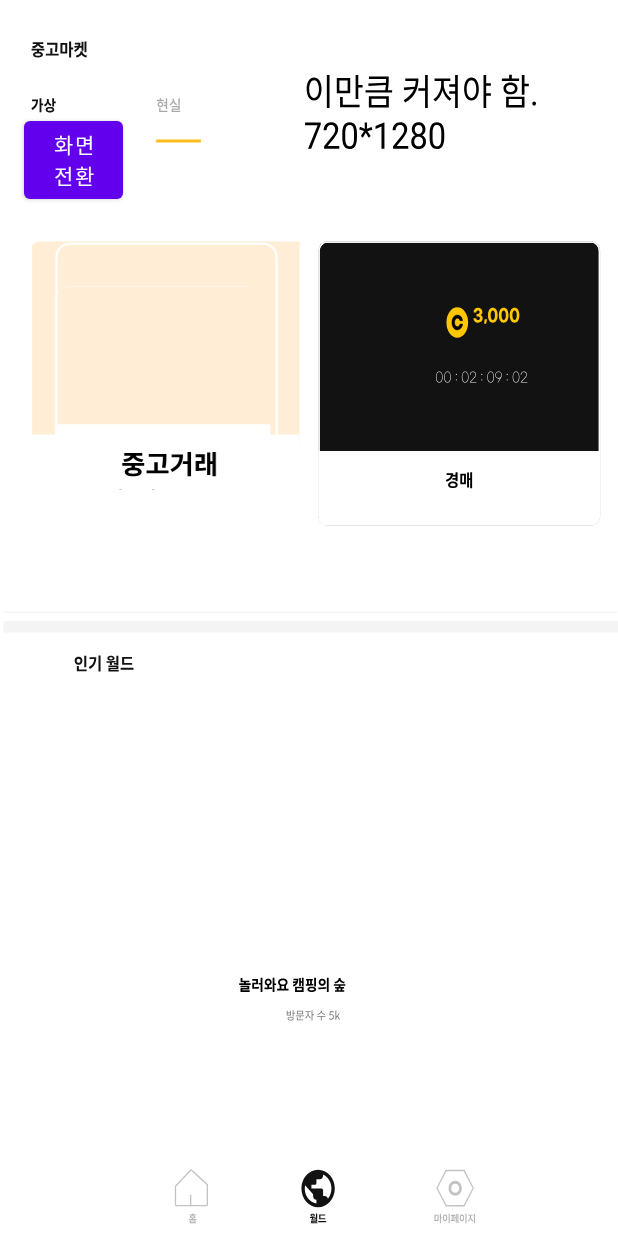
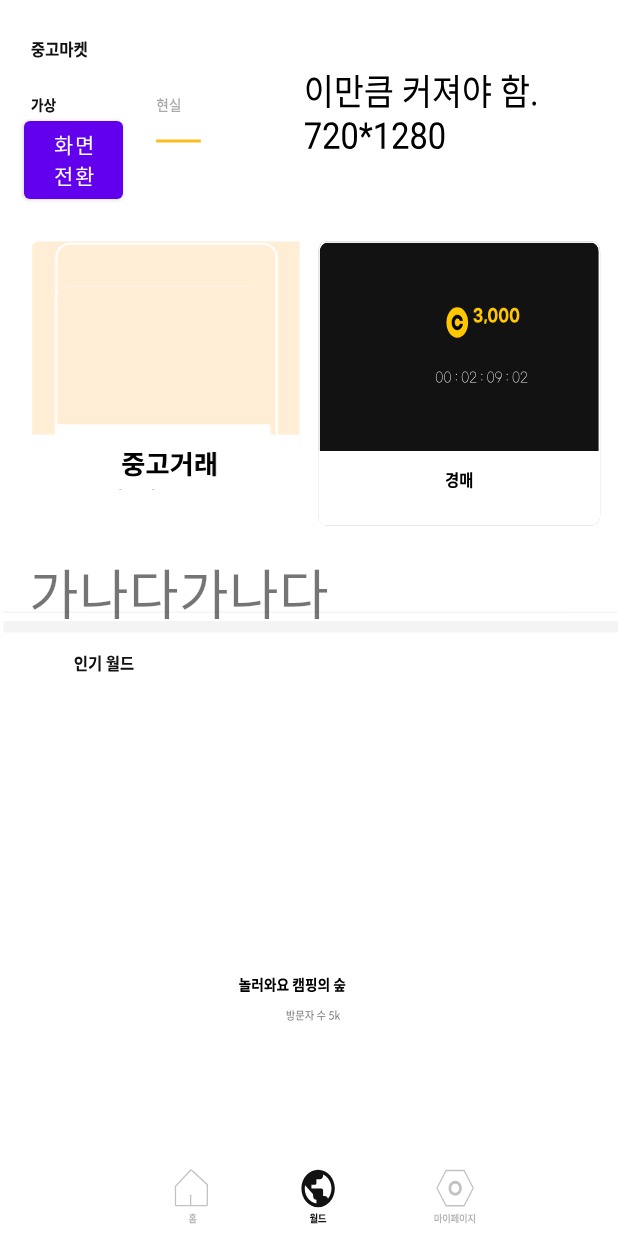
Before and after one commit to junseok0304/mainsan, an Android app: the screen it shows after launch (MainActivity), on a phone screen of 412 x 824 dp. Run offline under Robolectric (Android 15) with nearby library versions, the phone set to English and light mode, and no system bars.

Commit message:
텍스트 추가테스트

```diff
--- a/app/src/main/res/layout/activity_main.xml
+++ b/app/src/main/res/layout/activity_main.xml
@@ -33,4 +33,18 @@
         app:layout_constraintTop_toTopOf="parent"
         app:layout_constraintVertical_bias="0.24"
         app:srcCompat="@drawable/ic_junggo" />
+
+    <TextView
+        android:id="@+id/textView"
+        android:layout_width="wrap_content"
+        android:layout_height="wrap_content"
+        android:fontFamily="sans-serif-smallcaps"
+        android:text="가나다가나다"
+        android:textSize="36dp"
+        app:layout_constraintBottom_toBottomOf="parent"
+        app:layout_constraintEnd_toEndOf="parent"
+        app:layout_constraintHorizontal_bias="0.09"
+        app:layout_constraintStart_toStartOf="parent"
+        app:layout_constraintTop_toTopOf="parent"
+        app:layout_constraintVertical_bias="0.478" />
 </androidx.constraintlayout.widget.ConstraintLayout>
```
